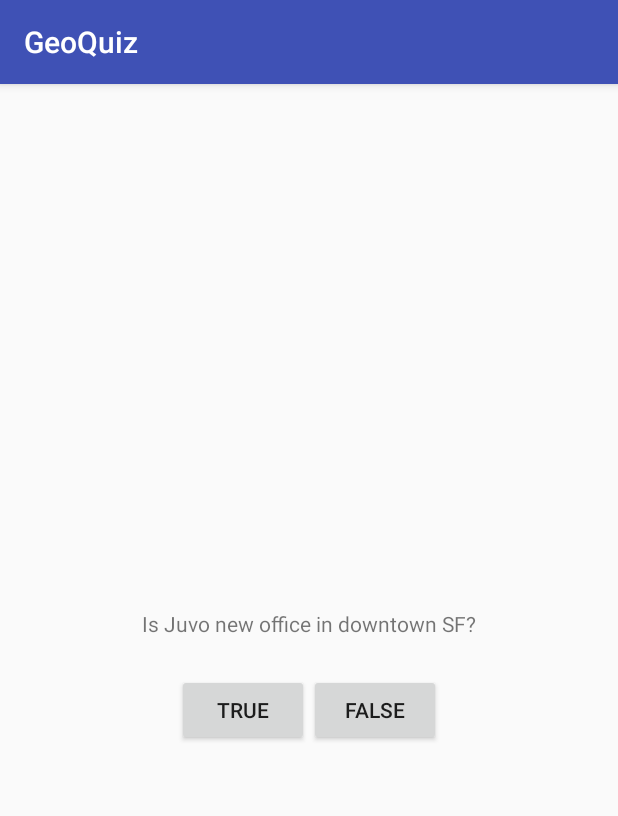
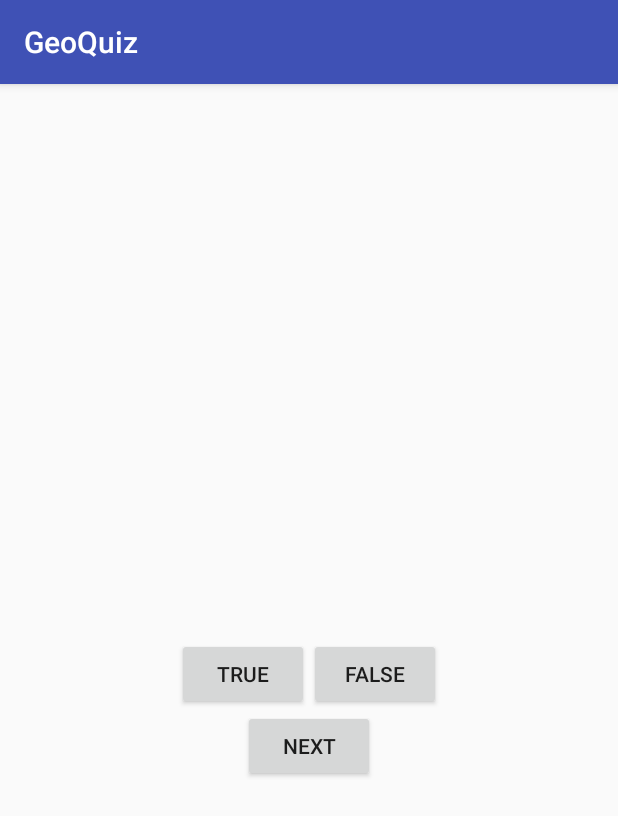
Before and after one commit to louishoang/GeoQuiz, an Android app: the screen it shows after launch (QuizActivity), on a phone screen of 412 x 824 dp. Shown: the top 816 px of the screen. Run offline under Robolectric (Android 15) with nearby library versions, the phone set to English and light mode, and no system bars.

Commit message:
Adding MVC to GeoQuiz
- Add TrueFalse class.
- Add next button into view.
- Add list of questions to activity_quiz.xml file

```diff
--- a/app/src/main/res/layout/activity_quiz.xml
+++ b/app/src/main/res/layout/activity_quiz.xml
@@ -4,10 +4,10 @@
     android:gravity="center"
     android:orientation="vertical">
     <TextView
+        android:id="@+id/question_text_view"
         android:layout_width="wrap_content"
         android:layout_height="wrap_content"
-        android:padding="24dp"
-        android:text="@string/question_text"/>
+        android:padding="24dp"/>
     <LinearLayout
         android:layout_width="wrap_content"
         android:layout_height="wrap_content"
@@ -23,4 +23,15 @@
             android:layout_height="wrap_content"
             android:text="@string/false_button"/>
     </LinearLayout>
+    <LinearLayout
+        android:layout_width="wrap_content"
+        android:layout_height="wrap_content"
+        android:orientation="horizontal"
+        android:gravity="center">
+        <Button
+            android:id="@+id/next_button"
+            android:layout_width="wrap_content"
+            android:layout_height="wrap_content"
+            android:text="@string/next_button"/>
+    </LinearLayout>
 </LinearLayout>
--- a/app/src/main/res/values/strings.xml
+++ b/app/src/main/res/values/strings.xml
@@ -1,8 +1,14 @@
 <resources>
     <string name="app_name">GeoQuiz</string>
-    <string name="question_text">Is Juvo new office in downtown SF?</string>
     <string name="true_button">True</string>
     <string name="false_button">False</string>
+    <string name="next_button">Next</string>
     <string name="correct_toast">Correct!</string>
     <string name="incorrect_toast">Incorrect!</string>
+    <string name="question_oceans">The Pacific Ocean is larger than the Atlantic Ocean?</string>
+    <string name="question_mideast">The Suez Canal connects the Red Sea and the Indian Ocean?</string>
+    <string name="question_africa">The source of the Nile River is in Egypt?</string>
+    <string name="question_americas">The Amazon River is the longest river in the Americas?</string>
+    <string name="question_asia">Lake Baikal is the world\'s oldest and deepest fresh water lake?</string>
+
 </resources>
```
Also changed, not shown: app/src/main/java/com/louishoang/geoquiz/TrueFalse.java (added, +31 -0 lines).
